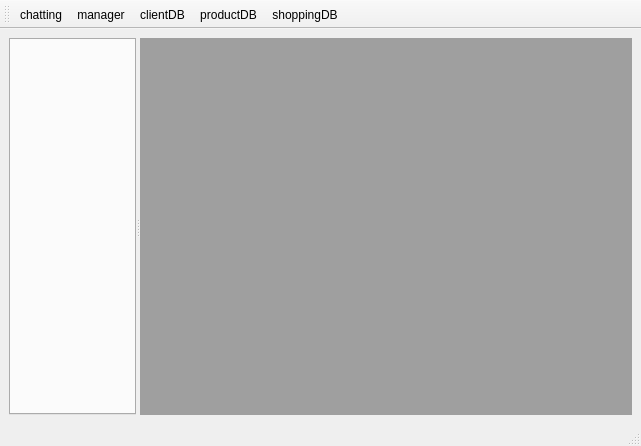
This is mainwindow.ui in jaehyeonjeong/DataBaseQt as Qt 5 draws it before an edit. The edited form follows.
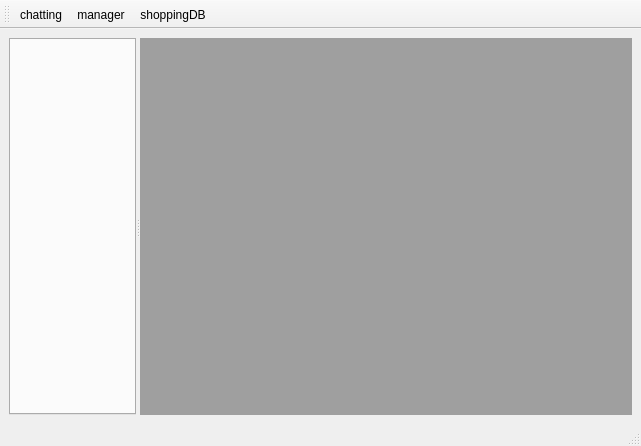
This is the edited form.

Diff of the .ui file:
```diff
--- a/mainwindow.ui
+++ b/mainwindow.ui
@@ -49,8 +49,6 @@
    </attribute>
    <addaction name="actionchatting"/>
    <addaction name="actionmanager"/>
-   <addaction name="actionclientDB"/>
-   <addaction name="actionproductDB"/>
    <addaction name="actionshoppingDB"/>
   </widget>
   <action name="actionchatting">
@@ -63,16 +61,6 @@
     <string>manager</string>
    </property>
   </action>
-  <action name="actionclientDB">
-   <property name="text">
-    <string>clientDB</string>
-   </property>
-  </action>
-  <action name="actionproductDB">
-   <property name="text">
-    <string>productDB</string>
-   </property>
-  </action>
   <action name="actionshoppingDB">
    <property name="text">
     <string>shoppingDB</string>
```
